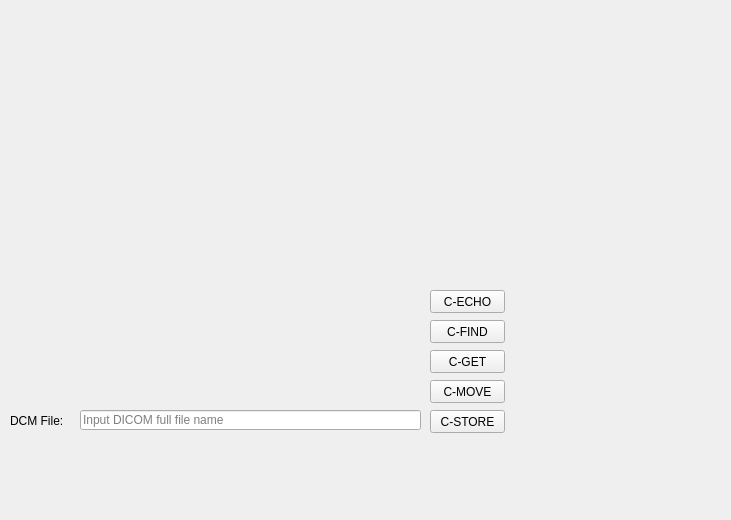
This is QtGuiApplicationTest/QtGuiApplicationTest/DicomServerBrowserWidget.ui in xautshuanglong/QtLearningRepository as Qt 5 draws it before an edit. The edited form follows.
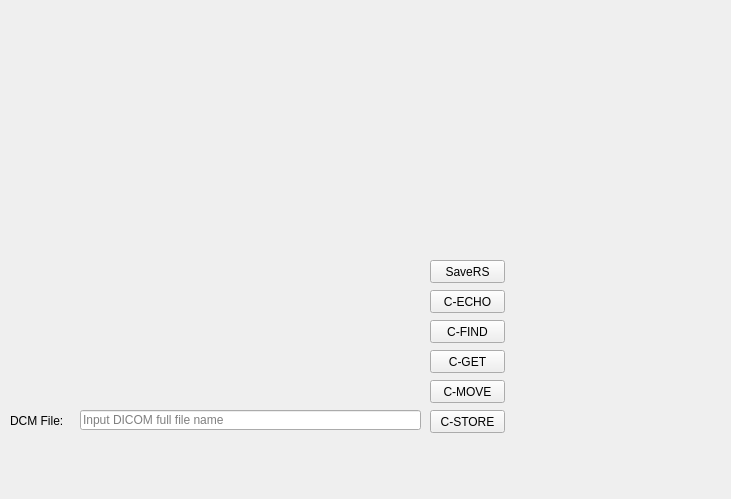
This is the edited form.

Commit message: DICOM 结构化报告测试

Diff of the .ui file:
```diff
--- a/QtGuiApplicationTest/QtGuiApplicationTest/DicomServerBrowserWidget.ui
+++ b/QtGuiApplicationTest/QtGuiApplicationTest/DicomServerBrowserWidget.ui
@@ -7,7 +7,7 @@
     <x>0</x>
     <y>0</y>
     <width>731</width>
-    <height>520</height>
+    <height>499</height>
    </rect>
   </property>
   <property name="windowTitle">
@@ -122,6 +122,19 @@
        <string>DCM File:</string>
       </property>
      </widget>
+     <widget class="QPushButton" name="btnSaveReport">
+      <property name="geometry">
+       <rect>
+        <x>430</x>
+        <y>260</y>
+        <width>75</width>
+        <height>23</height>
+       </rect>
+      </property>
+      <property name="text">
+       <string>SaveRS</string>
+      </property>
+     </widget>
     </widget>
    </item>
   </layout>
```
The commit also changes 4 other files.
